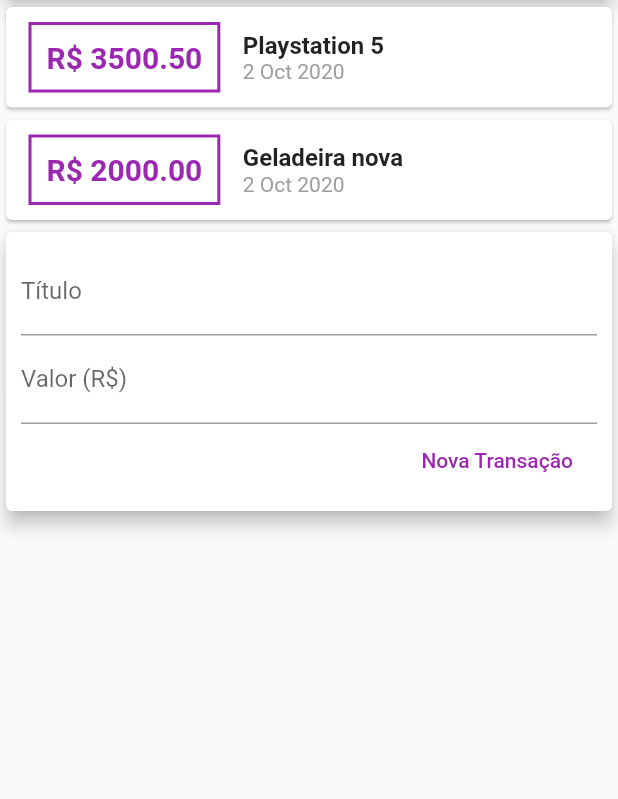
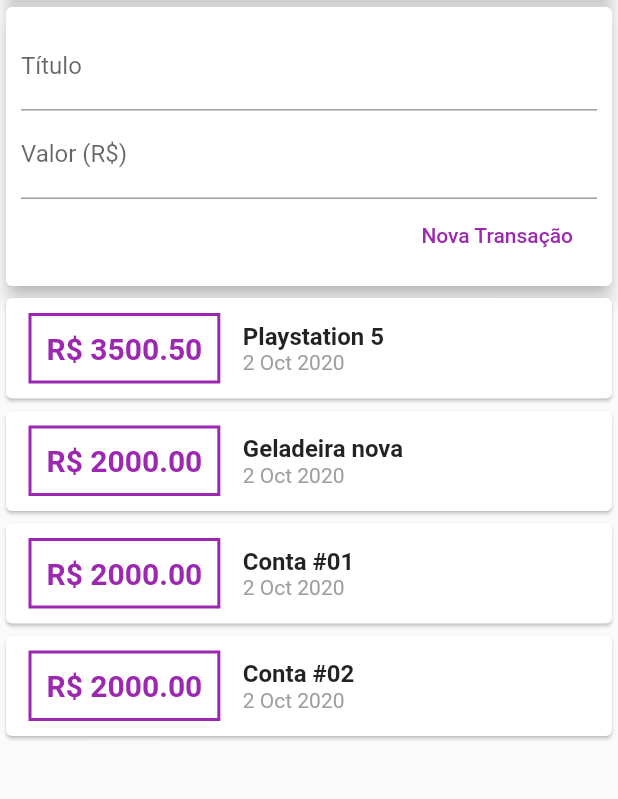
Before and after one commit to wslmacieira/expenses, a Flutter app: the screen it shows after launch, on a phone screen of 412 x 824 dp, the part 119-918 px from its top. Run offline on Flutter 3.47's test engine with Material 2 defaults, Android fonts, the phone set to English and light mode, and no system bars.

```diff
--- a/lib/components/transaction_list.dart
+++ b/lib/components/transaction_list.dart
@@ -9,7 +9,10 @@ class TransactionList extends StatelessWidget {
 
   @override
   Widget build(BuildContext context) {
-    return Column(
+    return Container(
+      height: 300,
+      child: SingleChildScrollView(
+              child: Column(
           children: transactions.map((tr) {
             return Card(
               child: Row(
@@ -57,6 +60,8 @@ class TransactionList extends StatelessWidget {
               ),
             );
           }).toList(),
+        ),
+      ),
     );
   }
 }
--- a/lib/components/transaction_user.dart
+++ b/lib/components/transaction_user.dart
@@ -24,6 +24,30 @@ class _TransactionUserState extends State<TransactionUser> {
       value: 2000.00,
       date: DateTime.now(),
     ),
+    Transaction(
+      id: 't3',
+      title: 'Conta #01',
+      value: 2000.00,
+      date: DateTime.now(),
+    ),
+    Transaction(
+      id: 't4',
+      title: 'Conta #02',
+      value: 2000.00,
+      date: DateTime.now(),
+    ),
+    Transaction(
+      id: 't5',
+      title: 'Conta #03',
+      value: 2000.00,
+      date: DateTime.now(),
+    ),
+    Transaction(
+      id: 't6',
+      title: 'Conta #04',
+      value: 2000.00,
+      date: DateTime.now(),
+    ),
   ];
 
   _addTransaction(String title, double value) {
@@ -43,8 +67,8 @@ class _TransactionUserState extends State<TransactionUser> {
   Widget build(BuildContext context) {
     return Column(
       children: <Widget> [
+        TransactionForm(_addTransaction),
         TransactionList(_transactions),
-        TransactionForm(_addTransaction),
       ],
     );
   }
--- a/lib/main.dart
+++ b/lib/main.dart
@@ -20,7 +20,8 @@ class MyHomePage extends StatelessWidget {
       appBar: AppBar(
         title: Text('Despesas Pessoais'),
       ),
-      body: Column(
+      body: SingleChildScrollView(
+              child: Column(
           crossAxisAlignment: CrossAxisAlignment.stretch,
           children: [
             Container(
@@ -33,6 +34,7 @@ class MyHomePage extends StatelessWidget {
             TransactionUser(),
           ],
         ),
+      ),
     );
   }
 }
```
Lines whose indentation alone changed are shown as unchanged.
